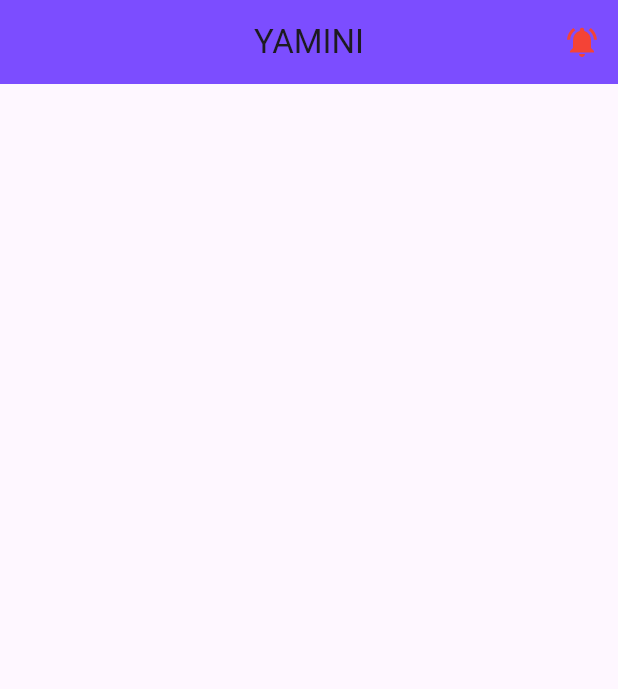
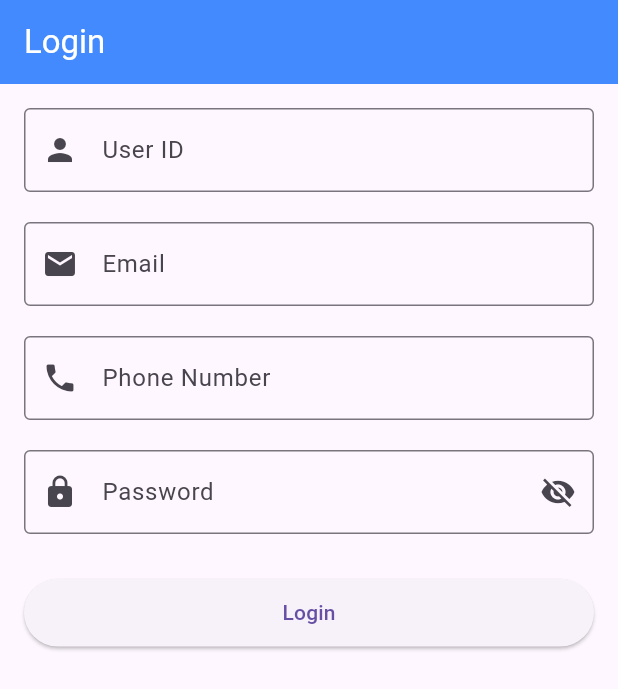
Before and after one commit to yamini702/web1, a Flutter app: the screen it shows after launch, on a phone screen of 412 x 824 dp. Shown: the top 689 px of the screen. Run offline on Flutter 3.47's test engine with Material 3 defaults, Android fonts, the phone set to English and light mode, and no system bars; our stand-ins replace fluttertoast.

Commit message:
second commit

```diff
--- /dev/null
+++ b/lib/Login.dart
@@ -0,0 +1,208 @@
+import 'package:flutter/material.dart';
+import 'package:fluttertoast/fluttertoast.dart';
+
+class Login extends StatefulWidget {
+  const Login({super.key});
+
+  @override
+  State<Login> createState() => _Login();
+}
+
+class _Login extends State<Login> {
+  final GlobalKey<FormState> _formKey = GlobalKey<FormState>();
+
+  bool _obscureText = true;
+
+  bool _userIdEmpty = false;
+  bool _emailEmpty = false;
+  bool _invalidEmail = false;
+  bool _passwordEmpty = false;
+  bool _passwordLess = false;
+  bool _phoneEmpty = false;
+  bool _invalidPhone = false;
+
+  final TextEditingController _userIdController = TextEditingController();
+  final TextEditingController _emailController = TextEditingController();
+  final TextEditingController _passwordController = TextEditingController();
+  final TextEditingController _phoneController = TextEditingController();
+
+  void _validateAll() {
+    setState(() {
+      _userIdEmpty = _userIdController.text.isEmpty;
+
+      _emailEmpty = _emailController.text.isEmpty;
+      _invalidEmail = !(_emailController.text.contains("@") &&
+          _emailController.text.contains("."));
+
+      _passwordEmpty = _passwordController.text.isEmpty;
+      _passwordLess =
+          _passwordController.text.isNotEmpty &&
+              _passwordController.text.length < 8;
+
+      _phoneEmpty = _phoneController.text.isEmpty;
+      _invalidPhone =
+          _phoneController.text.length != 10;
+    });
+  }
+
+  @override
+  Widget build(BuildContext context) {
+    return Scaffold(
+      appBar: AppBar(
+        title: const Text(
+          "Login",
+          style: TextStyle(color: Colors.white),
+        ),
+        backgroundColor: Colors.blueAccent,
+      ),
+      body: Padding(
+        padding: const EdgeInsets.all(16),
+        child: Form(
+          key: _formKey,
+          child: SingleChildScrollView(
+            child: Column(
+              crossAxisAlignment: CrossAxisAlignment.start,
+              children: [
+
+                // USER ID
+                TextFormField(
+                  controller: _userIdController,
+                  decoration: const InputDecoration(
+                    labelText: "User ID",
+                    prefixIcon: Icon(Icons.person),
+                    border: OutlineInputBorder(),
+                  ),
+                  onChanged: (v) {
+                    setState(() => _userIdEmpty = v.isEmpty);
+                  },
+                ),
+                if (_userIdEmpty)
+                  const Text("User ID cannot be empty",
+                      style: TextStyle(color: Colors.red)),
+
+                const SizedBox(height: 20),
+
+                // EMAIL
+                TextFormField(
+                  controller: _emailController,
+                  keyboardType: TextInputType.emailAddress,
+                  decoration: const InputDecoration(
+                    labelText: "Email",
+                    prefixIcon: Icon(Icons.email),
+                    border: OutlineInputBorder(),
+                  ),
+                  onChanged: (v) {
+                    setState(() {
+                      _emailEmpty = v.isEmpty;
+                      _invalidEmail =
+                      !(v.contains("@") && v.contains("."));
+                    });
+                  },
+                ),
+                if (_emailEmpty)
+                  const Text("Email cannot be empty",
+                      style: TextStyle(color: Colors.red)),
+                if (_invalidEmail)
+                  const Text("Invalid email format",
+                      style: TextStyle(color: Colors.red)),
+
+                const SizedBox(height: 20),
+
+                // PHONE
+                TextFormField(
+                  controller: _phoneController,
+                  keyboardType: TextInputType.phone,
+                  decoration: const InputDecoration(
+                    labelText: "Phone Number",
+                    prefixIcon: Icon(Icons.phone),
+                    border: OutlineInputBorder(),
+                  ),
+                  onChanged: (v) {
+                    setState(() {
+                      _phoneEmpty = v.isEmpty;
+                      _invalidPhone = v.length != 10;
+                    });
+                  },
+                ),
+                if (_phoneEmpty)
+                  const Text("Phone number cannot be empty",
+                      style: TextStyle(color: Colors.red)),
+                if (_invalidPhone)
+                  const Text("Phone must be 10 digits",
+                      style: TextStyle(color: Colors.red)),
+
+                const SizedBox(height: 20),
+
+                // PASSWORD
+                TextFormField(
+                  controller: _passwordController,
+                  obscureText: _obscureText,
+                  decoration: InputDecoration(
+                    labelText: "Password",
+                    prefixIcon: const Icon(Icons.lock),
+                    border: const OutlineInputBorder(),
+                    suffixIcon: IconButton(
+                      icon: Icon(
+                        _obscureText
+                            ? Icons.visibility_off
+                            : Icons.visibility,
+                      ),
+                      onPressed: () {
+                        setState(() {
+                          _obscureText = !_obscureText;
+                        });
+                      },
+                    ),
+                  ),
+                  onChanged: (v) {
+                    setState(() {
+                      _passwordEmpty = v.isEmpty;
+                      _passwordLess =
+                          v.isNotEmpty && v.length < 8;
+                    });
+                  },
+                ),
+                if (_passwordEmpty)
+                  const Text("Password cannot be empty",
+                      style: TextStyle(color: Colors.red)),
+                if (_passwordLess)
+                  const Text("Minimum 8 characters required",
+                      style: TextStyle(color: Colors.red)),
+
+                const SizedBox(height: 30),
+
+                SizedBox(
+                  width: double.infinity,
+                  height: 45,
+                  child: ElevatedButton(
+                    onPressed: () {
+                      _validateAll();
+
+                      if (!_userIdEmpty &&
+                          !_emailEmpty &&
+                          !_invalidEmail &&
+                          !_phoneEmpty &&
+                          !_invalidPhone &&
+                          !_passwordEmpty &&
+                          !_passwordLess) {
+
+                        Fluttertoast.showToast(
+                          msg: "Login Successful",
+                          backgroundColor: Colors.blueAccent,
+                          textColor: Colors.white,
+                        );
+
+                        Navigator.pushNamed(context, '/dashboard');
+                      }
+                    },
+                    child: const Text("Login"),
+                  ),
+                ),
+              ],
+            ),
+          ),
+        ),
+      ),
+    );
+  }
+}
--- /dev/null
+++ b/lib/lib/services/api_service.dart
@@ -0,0 +1,31 @@
+import 'dart:convert';
+import 'package:http/http.dart' as http;
+
+class ApiService {
+  static const String baseUrl = "http://10.0.2.2:3000";
+
+  static Future<bool> registerUser({
+    required String userId,
+    required String phone,
+    required String email,
+    required String password,
+  }) async {
+    try {
+      final response = await http.post(
+        Uri.parse('$baseUrl/register'),
+        headers: {"Content-Type": "application/json"},
+        body: jsonEncode({
+          "userId": userId,
+          "phone": phone,
+          "email": email,
+          "password": password,
+        }),
+      );
+
+      return response.statusCode == 200;
+    } catch (e) {
+      print("API Error: $e");
+      return false;
+    }
+  }
+}
--- a/lib/main.dart
+++ b/lib/main.dart
@@ -1,4 +1,6 @@
 import 'package:flutter/material.dart';
+import 'form1.dart';
+import 'login.dart';
 
 void main() {
   runApp(const MyApp());
@@ -7,49 +9,19 @@ void main() {
 class MyApp extends StatelessWidget {
   const MyApp({super.key});
 
-  // This widget is the root of your application.
   @override
   Widget build(BuildContext context) {
     return MaterialApp(
-      title: 'Flutter Demo',
+      debugShowCheckedModeBanner: false,
+      title: 'Flutter Login App',
       theme: ThemeData(
-
-        colorScheme: .fromSeed(seedColor: Colors.deepPurple),
+        primarySwatch: Colors.indigo,
       ),
-      home: const MyHomePage(title: 'Flutter Demo Home Page'),
+      initialRoute: '/',
+      routes: {
+        '/': (context) => const Login(),
+        '/form1':(context) => const Form1(),
+      },
     );
   }
 }
-
-class MyHomePage extends StatefulWidget {
-  const MyHomePage({super.key, required this.title});
-
-  final String title;
-
-  @override
-  State<MyHomePage> createState() => _MyHomePageState();
-}
-
-class _MyHomePageState extends State<MyHomePage> {
-  @override
-  Widget build(BuildContext context) {
-    return(
-    Scaffold(
-      appBar: AppBar(
-        title: Text("YAMINI"),
-        centerTitle: true,
-        backgroundColor: Colors.deepPurpleAccent,
-        actions: [
-          IconButton(onPressed: (){
-            print("Notfication pressed");
-            print("yamini");
-          }, icon: const Icon(Icons.notifications_active,
-          color: Colors.red,))
-        ],
-      ),
-      body:Column()
-    )
-    );
-  }
-
-}
--- /dev/null
+++ b/lib/services/api_service.dart
@@ -0,0 +1 @@
+// TODO Implement this library.
--- a/pubspec.yaml
+++ b/pubspec.yaml
@@ -30,10 +30,13 @@ environment:
 dependencies:
   flutter:
     sdk: flutter
-
   # The following adds the Cupertino Icons font to your application.
   # Use with the CupertinoIcons class for iOS style icons.
   cupertino_icons: ^1.0.8
+  fluttertoast: ^8.2.4
+
+  http: ^1.2.0
+
 
 dev_dependencies:
   flutter_test:
```
Also changed, not shown: lib/form1.dart (added, +121 -0 lines), loginpg.dart (added, +167 -0 lines), pubspec.lock, 1 other file.
